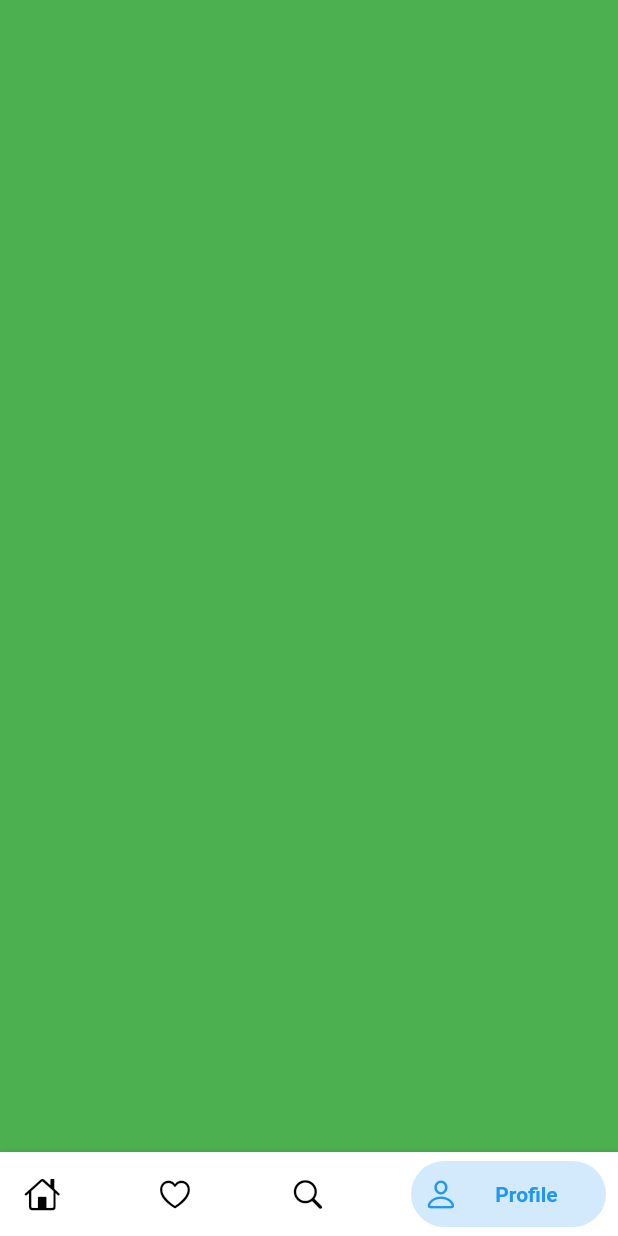
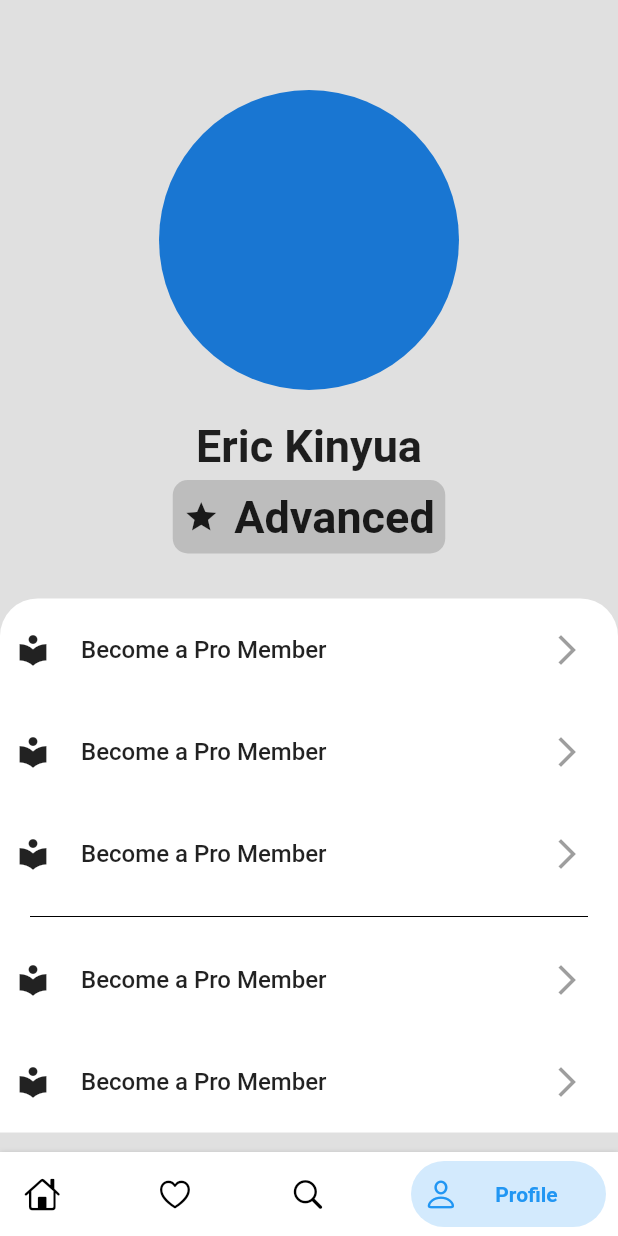
Before and after one commit to CarltonK/Lishe, a Flutter app: the screen it shows after launch, item 4 of the bottom bar chosen, on a phone screen of 412 x 824 dp. Run offline on Flutter 3.47's test engine with Material 2 defaults, Android fonts, the phone set to English and light mode, and no system bars; drawn by our look-alikes of bottom_navy_bar; our stand-ins replace cloud_firestore, flutter_spinkit, google_fonts; accounts and stored records are empty; network calls fail.

Commit message:
UserProfile page

```diff
--- /dev/null
+++ b/lib/screens/UserProfile.dart
@@ -0,0 +1,101 @@
+import 'package:flutter/material.dart';
+import 'package:google_fonts/google_fonts.dart';
+
+class UserProfile extends StatefulWidget {
+  @override
+  _UserProfileState createState() => _UserProfileState();
+}
+
+class _UserProfileState extends State<UserProfile> {
+  Widget menuitem(String text, IconData icon,) {
+    return Padding(
+      padding: const EdgeInsets.all(10),
+      child: Row(
+        mainAxisAlignment: MainAxisAlignment.spaceBetween,
+        children: <Widget>[
+          Row(
+            children: <Widget>[
+              Icon(icon),
+              SizedBox(width: 20),
+              Text(
+                text,
+                style: TextStyle(fontWeight: FontWeight.w500, fontSize: 16),
+              ),
+            ],
+          ),
+          IconButton(icon: Icon(Icons.arrow_forward_ios), onPressed: null)
+        ],
+      ),
+    );
+  }
+
+  @override
+  Widget build(BuildContext context) {
+    return Scaffold(
+      body: Container(
+        color: Colors.grey[300],
+        height: MediaQuery.of(context).size.height,
+        width: MediaQuery.of(context).size.width,
+        padding: EdgeInsets.only( top: 60),
+        child: SingleChildScrollView(
+                  child: Column(
+            crossAxisAlignment: CrossAxisAlignment.center,
+            children: <Widget>[
+              CircleAvatar(
+                radius: 100,
+              ),
+              SizedBox(
+                height: 20,
+              ),
+              Text(
+                "Eric Kinyua",
+                style: TextStyle(fontWeight: FontWeight.bold, fontSize: 30),
+              ),
+              SizedBox(height: 5),
+              Container(
+                padding: EdgeInsets.all(7),
+                decoration: BoxDecoration(
+                    borderRadius: BorderRadius.circular(10),
+                    color: Colors.grey[400]),
+                child: Row(
+                  mainAxisSize: MainAxisSize.min,
+                  children: <Widget>[
+                    Icon(Icons.star),
+                    SizedBox(width: 10),
+                    Text(
+                      "Advanced",
+                      style: TextStyle(fontWeight: FontWeight.bold, fontSize: 30),
+                    ),
+                  ],
+                ),
+              ),
+              SizedBox(height: 30),
+              Container(
+                  decoration: BoxDecoration(
+                      borderRadius: BorderRadius.only(
+                          topRight: Radius.circular(25),
+                          topLeft: Radius.circular(25)),
+                      color: Colors.white),
+                  child: Column(
+                    children: <Widget>[
+                      menuitem("Become a Pro Member", Icons.local_library),
+                      menuitem("Become a Pro Member", Icons.local_library),
+                      menuitem("Become a Pro Member", Icons.local_library),
+                      Padding(
+                        padding: const EdgeInsets.symmetric(horizontal: 20),
+                        child: Divider(
+                          color: Colors.black
+                        ),
+                      ),
+                      menuitem("Become a Pro Member", Icons.local_library),
+                      menuitem("Become a Pro Member", Icons.local_library),
+                    ],
+                  ),
+                ),
+            ],
+          ),
+        ),
+      ),
+    );
+  }
+}
--- a/lib/screens/base.dart
+++ b/lib/screens/base.dart
@@ -1,4 +1,5 @@
 import 'package:bottom_navy_bar/bottom_navy_bar.dart';
+import 'package:fitme_diets/screens/UserProfile.dart';
 import 'package:fitme_diets/screens/home.dart';
 import 'package:flutter/cupertino.dart';
 import 'package:flutter/material.dart';
@@ -22,10 +23,7 @@ class _BaseState extends State<Base> {
       height: 300,
       color: Colors.yellow,
     ),
-    Container(
-      height: 300,
-      color: Colors.green,
-    )
+    UserProfile()
   ];
 
   @override
```
Also changed, not shown: lib/screens/home.dart (+16 -23 lines), lib/screens/recipeDetail.dart (+15 -34 lines).
